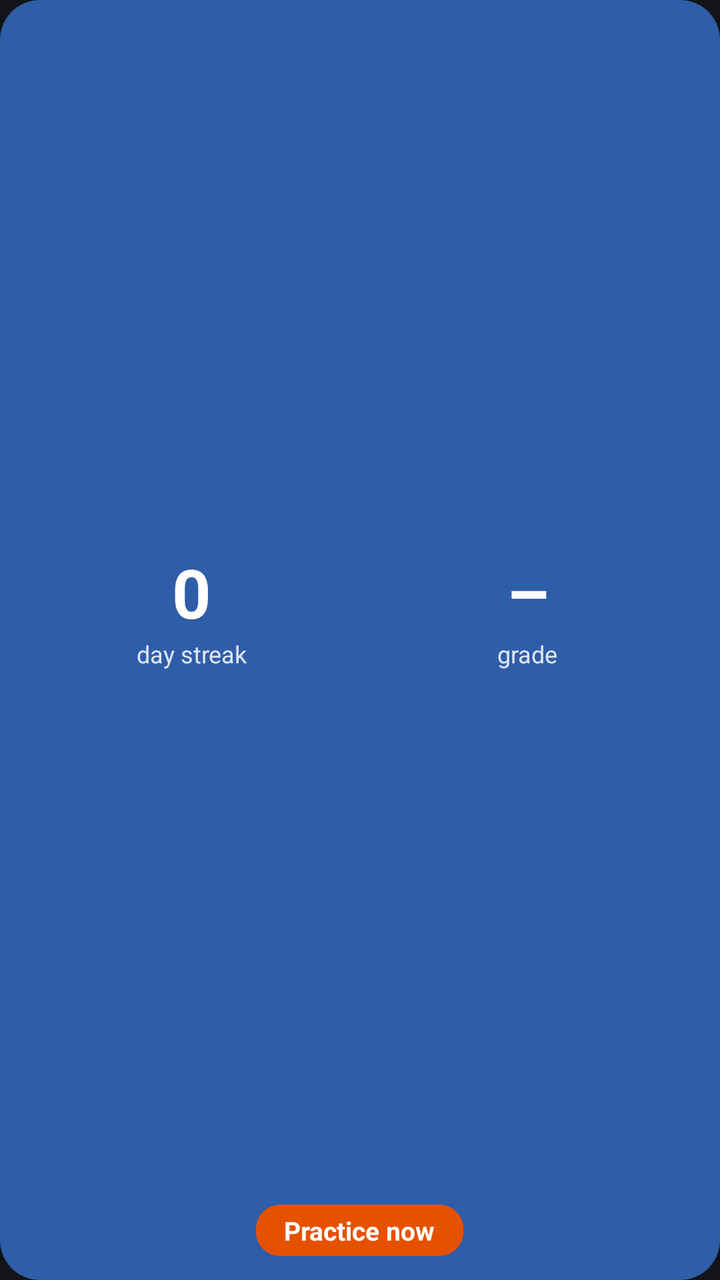
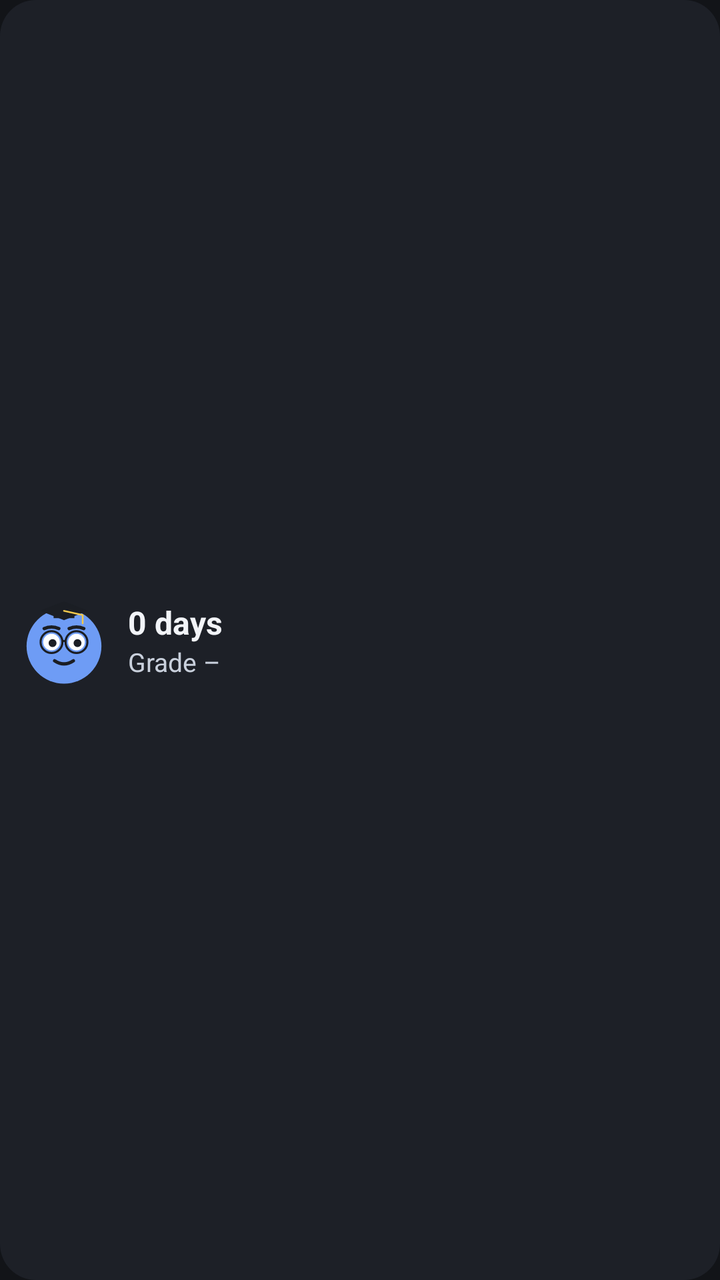

The first picture is an Android layout as it rendered before a commit; the second is the same layout after the commit. The layout source and the unified diff follow.
<!-- AndroidManifest.xml: application theme Theme.EnglishPractice -->
<!-- res/layout/widget_streak.xml -->
<?xml version="1.0" encoding="utf-8"?>
<LinearLayout xmlns:android="http://schemas.android.com/apk/res/android"
    android:id="@+id/widget_root"
    android:layout_width="match_parent"
    android:layout_height="match_parent"
    android:background="@drawable/widget_background"
    android:gravity="center"
    android:orientation="vertical"
    android:padding="12dp">

    <LinearLayout
        android:layout_width="match_parent"
        android:layout_height="0dp"
        android:layout_weight="1"
        android:gravity="center"
        android:orientation="horizontal">

        <LinearLayout
            android:layout_width="0dp"
            android:layout_height="wrap_content"
            android:layout_weight="1"
            android:gravity="center"
            android:orientation="vertical">

            <TextView
                android:id="@+id/widget_streak"
                android:layout_width="wrap_content"
                android:layout_height="wrap_content"
                android:text="0"
                android:textColor="#FFFFFF"
                android:textSize="34sp"
                android:textStyle="bold" />

            <TextView
                android:id="@+id/widget_streak_label"
                android:layout_width="wrap_content"
                android:layout_height="wrap_content"
                android:text="day streak"
                android:textColor="#DDE6F5"
                android:textSize="12sp" />
        </LinearLayout>

        <LinearLayout
            android:layout_width="0dp"
            android:layout_height="wrap_content"
            android:layout_weight="1"
            android:gravity="center"
            android:orientation="vertical">

            <TextView
                android:id="@+id/widget_grade"
                android:layout_width="wrap_content"
                android:layout_height="wrap_content"
                android:text="–"
                android:textColor="#FFFFFF"
                android:textSize="34sp"
                android:textStyle="bold" />

            <TextView
                android:layout_width="wrap_content"
                android:layout_height="wrap_content"
                android:text="@string/widget_grade_label"
                android:textColor="#DDE6F5"
                android:textSize="12sp" />
        </LinearLayout>
    </LinearLayout>

    <TextView
        android:id="@+id/widget_status"
        android:layout_width="wrap_content"
        android:layout_height="wrap_content"
        android:layout_marginTop="6dp"
        android:background="@drawable/widget_pill_todo"
        android:paddingStart="14dp"
        android:paddingTop="4dp"
        android:paddingEnd="14dp"
        android:paddingBottom="4dp"
        android:text="@string/widget_practice"
        android:textColor="#FFFFFF"
        android:textSize="13sp"
        android:textStyle="bold" />
</LinearLayout>
<!-- resources referenced by this layout -->
<resources>
  <!-- drawable widget_background (drawable) -->
  <?xml version="1.0" encoding="utf-8"?>
  <shape xmlns:android="http://schemas.android.com/apk/res/android" android:shape="rectangle">
      <solid android:color="@color/brand" />
      <corners android:radius="20dp" />
  </shape>
  <!-- drawable widget_pill_todo (drawable) -->
  <?xml version="1.0" encoding="utf-8"?>
  <shape xmlns:android="http://schemas.android.com/apk/res/android" android:shape="rectangle">
      <solid android:color="@color/todo" />
      <corners android:radius="12dp" />
  </shape>
  <string name="widget_grade_label">grade</string>
  <string name="widget_practice">Practice now</string>
  <style name="Theme.EnglishPractice" parent="android:Theme.Material.NoActionBar">
          <item name="android:windowBackground">@color/window</item>
          <item name="android:statusBarColor">@android:color/transparent</item>
          <item name="android:navigationBarColor">@android:color/transparent</item>
      </style>
  <color name="brand">#2F5DA8</color>
  <color name="todo">#E65100</color>
  <color name="window">#121418</color>
</resources>

<!-- the commit's change to res/layout/widget_streak.xml (unified diff, before → after) -->
@@ -4,79 +4,68 @@
     android:layout_width="match_parent"
     android:layout_height="match_parent"
     android:background="@drawable/widget_background"
-    android:gravity="center"
-    android:orientation="vertical"
-    android:padding="12dp">
+    android:gravity="center_vertical"
+    android:orientation="horizontal"
+    android:paddingStart="6dp"
+    android:paddingEnd="10dp">
+
+    
+    <ViewFlipper
+        android:id="@+id/widget_pip"
+        android:layout_width="52dp"
+        android:layout_height="52dp"
+        android:autoStart="true"
+        android:flipInterval="700">
+
+        <ImageView
+            android:id="@+id/widget_pip_1"
+            android:layout_width="match_parent"
+            android:layout_height="match_parent"
+            android:src="@drawable/pip_calm" />
+
+        <ImageView
+            android:id="@+id/widget_pip_2"
+            android:layout_width="match_parent"
+            android:layout_height="match_parent"
+            android:src="@drawable/pip_calm" />
+
+        <ImageView
+            android:id="@+id/widget_pip_3"
+            android:layout_width="match_parent"
+            android:layout_height="match_parent"
+            android:src="@drawable/pip_calm" />
+
+        <ImageView
+            android:id="@+id/widget_pip_alt"
+            android:layout_width="match_parent"
+            android:layout_height="match_parent"
+            android:src="@drawable/pip_calm_alt" />
+    </ViewFlipper>
 
     <LinearLayout
-        android:layout_width="match_parent"
-        android:layout_height="0dp"
+        android:layout_width="0dp"
+        android:layout_height="wrap_content"
+        android:layout_marginStart="6dp"
         android:layout_weight="1"
-        android:gravity="center"
-        android:orientation="horizontal">
+        android:orientation="vertical">
 
-        <LinearLayout
-            android:layout_width="0dp"
+        <TextView
+            android:id="@+id/widget_streak"
+            android:layout_width="wrap_content"
             android:layout_height="wrap_content"
-            android:layout_weight="1"
-            android:gravity="center"
-            android:orientation="vertical">
+            android:maxLines="1"
+            android:text="0 days"
+            android:textColor="#F2F4F8"
+            android:textSize="16sp"
+            android:textStyle="bold" />
 
-            <TextView
-                android:id="@+id/widget_streak"
-                android:layout_width="wrap_content"
-                android:layout_height="wrap_content"
-                android:text="0"
-                android:textColor="#FFFFFF"
-                android:textSize="34sp"
-                android:textStyle="bold" />
-
-            <TextView
-                android:id="@+id/widget_streak_label"
-                android:layout_width="wrap_content"
-                android:layout_height="wrap_content"
-                android:text="day streak"
-                android:textColor="#DDE6F5"
-                android:textSize="12sp" />
-        </LinearLayout>
-
-        <LinearLayout
-            android:layout_width="0dp"
+        <TextView
+            android:id="@+id/widget_grade"
+            android:layout_width="wrap_content"
             android:layout_height="wrap_content"
-            android:layout_weight="1"
-            android:gravity="center"
-            android:orientation="vertical">
-
-            <TextView
-                android:id="@+id/widget_grade"
-                android:layout_width="wrap_content"
-                android:layout_height="wrap_content"
-                android:text="–"
-                android:textColor="#FFFFFF"
-                android:textSize="34sp"
-                android:textStyle="bold" />
-
-            <TextView
-                android:layout_width="wrap_content"
-                android:layout_height="wrap_content"
-                android:text="@string/widget_grade_label"
-                android:textColor="#DDE6F5"
-                android:textSize="12sp" />
-        </LinearLayout>
+            android:maxLines="1"
+            android:text="Grade –"
+            android:textColor="#C9D0DC"
+            android:textSize="13sp" />
     </LinearLayout>
-
-    <TextView
-        android:id="@+id/widget_status"
-        android:layout_width="wrap_content"
-        android:layout_height="wrap_content"
-        android:layout_marginTop="6dp"
-        android:background="@drawable/widget_pill_todo"
-        android:paddingStart="14dp"
-        android:paddingTop="4dp"
-        android:paddingEnd="14dp"
-        android:paddingBottom="4dp"
-        android:text="@string/widget_practice"
-        android:textColor="#FFFFFF"
-        android:textSize="13sp"
-        android:textStyle="bold" />
 </LinearLayout>
<!-- resource entries referenced after the edit -->
@@ -1,26 +1,18 @@
 <!-- resources referenced by this layout -->
 <resources>
+  <!-- drawable pip_calm: vector/xml drawable (drawable, 2549 chars, omitted) -->
+  <!-- drawable pip_calm_alt: vector/xml drawable (drawable, 2495 chars, omitted) -->
   <!-- drawable widget_background (drawable) -->
   <?xml version="1.0" encoding="utf-8"?>
   <shape xmlns:android="http://schemas.android.com/apk/res/android" android:shape="rectangle">
-      <solid android:color="@color/brand" />
-      <corners android:radius="20dp" />
+      <solid android:color="#E61E222A" />
+      <corners android:radius="18dp" />
   </shape>
-  <!-- drawable widget_pill_todo (drawable) -->
-  <?xml version="1.0" encoding="utf-8"?>
-  <shape xmlns:android="http://schemas.android.com/apk/res/android" android:shape="rectangle">
-      <solid android:color="@color/todo" />
-      <corners android:radius="12dp" />
-  </shape>
-  <string name="widget_grade_label">grade</string>
-  <string name="widget_practice">Practice now</string>
   <style name="Theme.EnglishPractice" parent="android:Theme.Material.NoActionBar">
           <item name="android:windowBackground">@color/window</item>
           <item name="android:statusBarColor">@android:color/transparent</item>
           <item name="android:navigationBarColor">@android:color/transparent</item>
       </style>
-  <color name="brand">#2F5DA8</color>
-  <color name="todo">#E65100</color>
   <color name="window">#121418</color>
 </resources>
 
